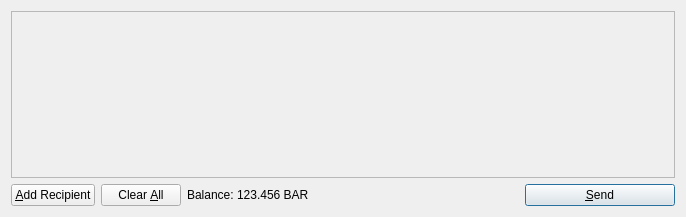
Old version of the form src/qt/forms/sendcoinsdialog.ui in the repository vorocoin/vorocoin.
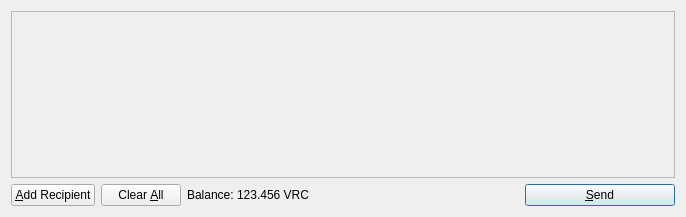
New version of the form. Icons and pictures are not drawn.

Diff of the .ui file:
```diff
--- a/src/qt/forms/sendcoinsdialog.ui
+++ b/src/qt/forms/sendcoinsdialog.ui
@@ -119,7 +119,7 @@
           <cursorShape>IBeamCursor</cursorShape>
          </property>
          <property name="text">
-          <string>123.456 BAR</string>
+          <string>123.456 VRC</string>
          </property>
          <property name="textInteractionFlags">
           <set>Qt::LinksAccessibleByMouse|Qt::TextSelectableByKeyboard|Qt::TextSelectableByMouse</set>
```
